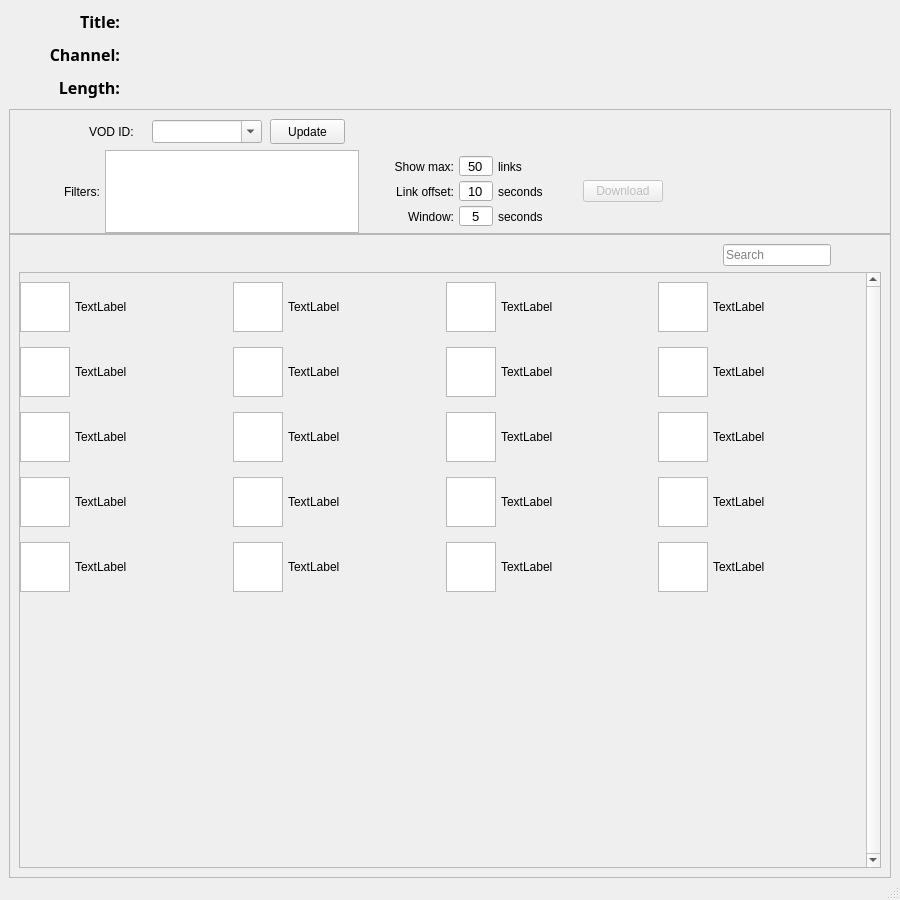
This is BasicForm.ui in benmurphy7/twitch-crops as Qt 5 draws it before an edit. The edited form follows.
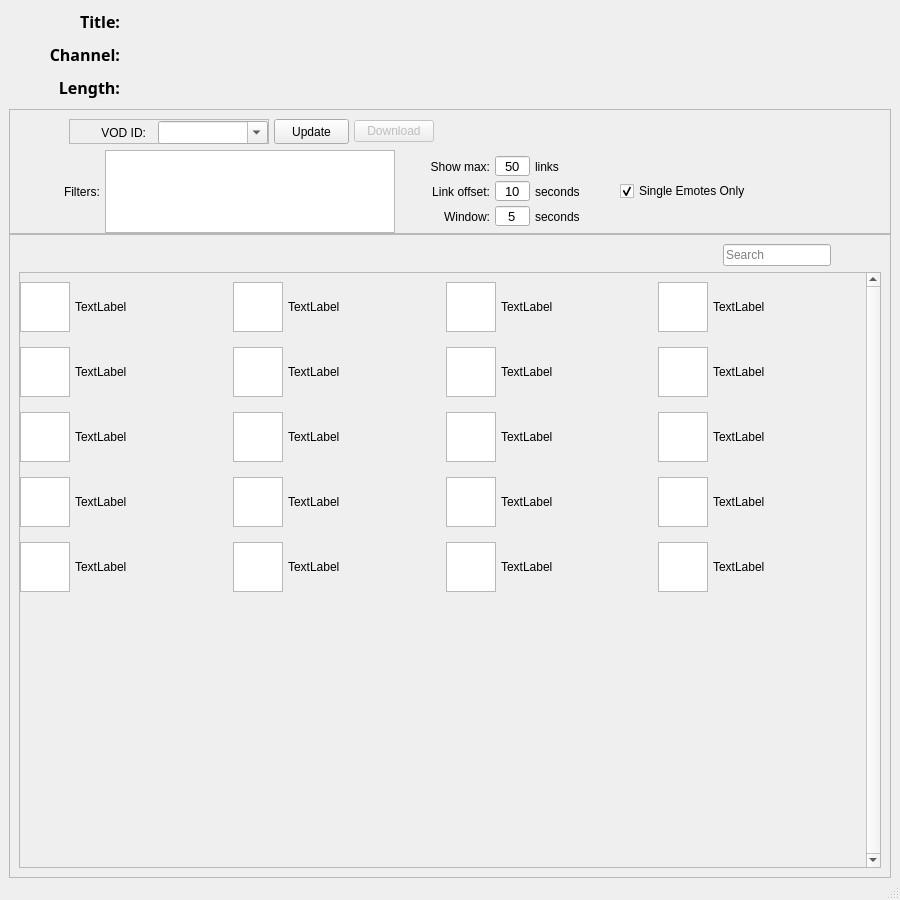
This is the edited form.

Commit message: Updated UI + basic emote filter option

Diff of the .ui file:
```diff
--- a/BasicForm.ui
+++ b/BasicForm.ui
@@ -222,13 +222,46 @@
        <item row="0" column="0">
         <layout class="QHBoxLayout" name="horizontalLayout">
          <property name="spacing">
-          <number>8</number>
+          <number>5</number>
          </property>
          <property name="sizeConstraint">
           <enum>QLayout::SetDefaultConstraint</enum>
          </property>
          <property name="leftMargin">
-          <number>70</number>
+          <number>50</number>
+         </property>
+         <item>
+          <widget class="QFrame" name="frame_3">
+           <property name="sizePolicy">
+            <sizepolicy hsizetype="Fixed" vsizetype="Preferred">
+             <horstretch>0</horstretch>
+             <verstretch>0</verstretch>
+            </sizepolicy>
+           </property>
+           <property name="minimumSize">
+            <size>
+             <width>200</width>
+             <height>0</height>
+            </size>
+           </property>
+           <property name="frameShape">
+            <enum>QFrame::StyledPanel</enum>
+           </property>
+           <property name="frameShadow">
+            <enum>QFrame::Raised</enum>
+           </property>
+           <widget class="QWidget" name="horizontalLayoutWidget">
+            <property name="geometry">
+             <rect>
+              <x>10</x>
+              <y>0</y>
+              <width>201</width>
+              <height>27</height>
+             </rect>
+            </property>
+            <layout class="QHBoxLayout" name="vodIdLayout">
+             <property name="spacing">
+              <number>0</number>
          </property>
          <item>
           <widget class="QLabel" name="label_21">
@@ -260,7 +293,7 @@
             <bool>true</bool>
            </property>
            <property name="alignment">
-            <set>Qt::AlignLeading|Qt::AlignLeft|Qt::AlignVCenter</set>
+                <set>Qt::AlignRight|Qt::AlignTrailing|Qt::AlignVCenter</set>
            </property>
            <property name="wordWrap">
             <bool>false</bool>
@@ -300,6 +333,10 @@
            </property>
           </widget>
          </item>
+            </layout>
+           </widget>
+          </widget>
+         </item>
          <item>
           <spacer name="horizontalSpacer">
            <property name="orientation">
@@ -352,6 +389,27 @@
           </spacer>
          </item>
          <item>
+          <widget class="QPushButton" name="harvestBtn">
+           <property name="enabled">
+            <bool>false</bool>
+           </property>
+           <property name="sizePolicy">
+            <sizepolicy hsizetype="Fixed" vsizetype="Fixed">
+             <horstretch>0</horstretch>
+             <verstretch>0</verstretch>
+            </sizepolicy>
+           </property>
+           <property name="text">
+            <string>Download</string>
+           </property>
+          </widget>
+         </item>
+         <item>
+          <layout class="QHBoxLayout" name="statusMessageLayout">
+           <property name="leftMargin">
+            <number>10</number>
+           </property>
+           <item>
           <widget class="QLabel" name="statusLabel">
            <property name="text">
             <string/>
@@ -366,6 +424,8 @@
          </item>
         </layout>
        </item>
+        </layout>
+       </item>
        <item row="1" column="0">
         <layout class="QHBoxLayout" name="horizontalLayout_4">
          <property name="spacing">
@@ -786,18 +846,12 @@
             <number>20</number>
            </property>
            <item>
-            <widget class="QPushButton" name="harvestBtn">
-             <property name="enabled">
-              <bool>false</bool>
-             </property>
-             <property name="sizePolicy">
-              <sizepolicy hsizetype="Fixed" vsizetype="Fixed">
-               <horstretch>0</horstretch>
-               <verstretch>0</verstretch>
-              </sizepolicy>
-             </property>
+            <widget class="QCheckBox" name="singleEmotesCheckbox">
              <property name="text">
-              <string>Download</string>
+              <string>Single Emotes Only</string>
+             </property>
+             <property name="checked">
+              <bool>true</bool>
              </property>
             </widget>
            </item>
@@ -818,7 +872,7 @@
              </property>
              <property name="sizeHint" stdset="0">
               <size>
-               <width>200</width>
+               <width>110</width>
                <height>20</height>
               </size>
              </property>
```
Lines whose indentation alone changed are shown as unchanged. The commit also changes 2 other files.
